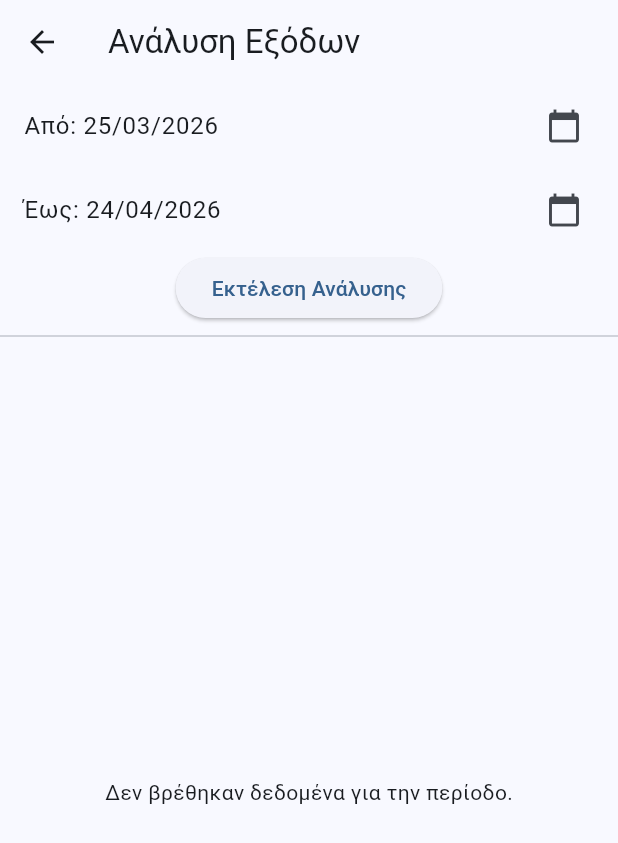
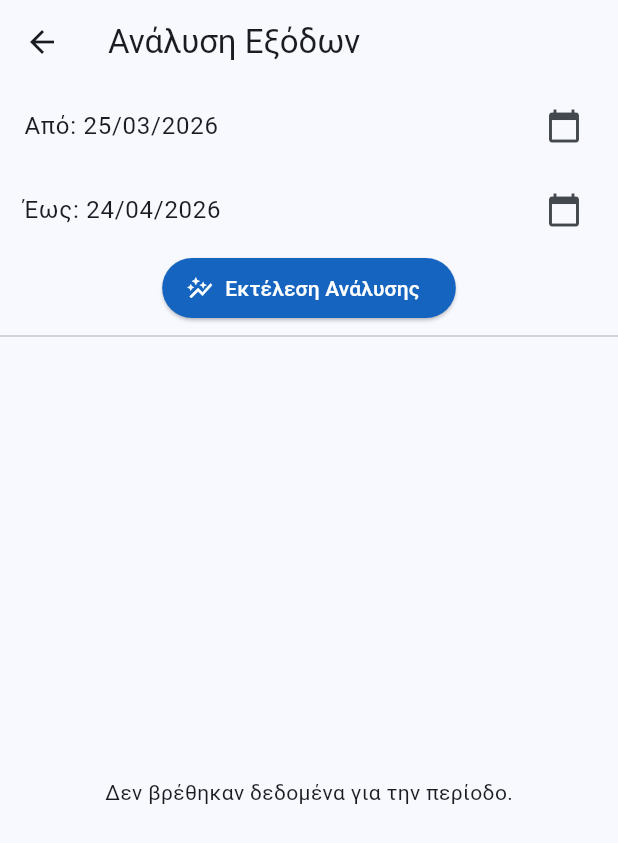
Before and after one commit to Dimitris-Chouliaras/expenses_manager_app, a Flutter app: the AnalysisScreen screen opened directly, on a phone screen of 412 x 824 dp. Shown: the top 843 px of the screen. Run offline on Flutter 3.47's test engine with Material 3 defaults, Android fonts, the light colour scheme and no system bars; our stand-ins replace geolocator, sqflite, sqflite_common_ffi; accounts and stored records are empty.

Commit message:
small tweeks

```diff
--- a/lib/database/database_helper.dart
+++ b/lib/database/database_helper.dart
@@ -258,7 +258,7 @@ class DatabaseHelper {
 }
 
 /*
-  Είναι η καρδιά των δεδομένων της εφαρμογής σου. Ο ρόλος του είναι:
+  Είναι η καρδιά των δεδομένων της εφαρμογής μας. Ο ρόλος του είναι:
   α) Διαχείριση της SQLite: Δημιουργεί το αρχείο της βάσης, ορίζει τους πίνακες (categories, expenses) και φροντίζει για την ασφαλή σύνδεση (Singleton)
   β) Migration: Επιτρέπει την αναβάθμιση της εφαρμογής (π.χ. προσθήκη νέων στηλών) χωρίς να χάνονται τα δεδομένα του χρήστη.
   γ) CRUD Λειτουργίες: Περιέχει όλη τη λογική για την αποθήκευση, ανάκτηση, επεξεργασία και διαγραφή δεδομένων.
--- a/lib/models/category.dart
+++ b/lib/models/category.dart
@@ -14,7 +14,7 @@ class Category {
     this.position = 0, // Προεπιλεγμένη τιμή στον constructor
   });
 
-  // Factory Constructor fromMap: Δημιουργεί ένα αντικείμενο Category από ένα Map (Μετατρέπει τα δεδομένα από τη βάση πίσω σε αντικείμενο Dart).
+  // Μέθοδος fromMap: Μετατρέπει τα δεδομένα από τη βάση πίσω σε αντικείμενο Dart.
   // Η SQLite επιστρέφει τα δεδομένα σε μορφή Map (σαν λεξικό). Αυτή η μέθοδος ανακτά τα δεδομένα από το Map της βάσης και δημιουργεί ένα αντικείμενο Category.
   factory Category.fromMap(Map<String, dynamic> map) {
     return Category(
--- a/lib/screens/analysis_screen.dart
+++ b/lib/screens/analysis_screen.dart
@@ -83,9 +83,13 @@ class _AnalysisScreenState extends State<AnalysisScreen> {
             trailing: const Icon(Icons.calendar_today),
             onTap: () => _selectDate(context, false),
           ),
-          ElevatedButton( // Κουμπί ανάλυσης
+          ElevatedButton.icon( // Κουμπί υποβολής της φόρμας.
             onPressed: _runAnalysis,
-            child: const Text('Εκτέλεση Ανάλυσης'),
+            icon: const Icon(Icons.auto_graph),
+            label: const Text('Εκτέλεση Ανάλυσης'),
+            style: ElevatedButton.styleFrom(
+                backgroundColor: Colors.blue.shade800, // Χρώμα κουμπιού.
+                foregroundColor: Colors.white), // Χρώμα κειμένου.
           ),
           const Divider(),
 
@@ -93,9 +97,9 @@ class _AnalysisScreenState extends State<AnalysisScreen> {
           if (_grandTotal > 0)
             Card(
               color: Colors.blue.shade50,
-              margin: const EdgeInsets.all(16),
+              margin: const EdgeInsets.all(12),
               child: Padding(
-                padding: const EdgeInsets.all(16),
+                padding: const EdgeInsets.all(10),
                 child: Row(
                   mainAxisAlignment: MainAxisAlignment.spaceBetween,
                   children: [
--- a/lib/screens/expenses_list_screen.dart
+++ b/lib/screens/expenses_list_screen.dart
@@ -87,7 +87,7 @@ class _ExpensesListScreenState extends State<ExpensesListScreen> {
                       children: [
                         // Κουμπί Πληροφοριών: Εμφανίζει dialog με τις σημειώσεις και τις συντεταγμένες GPS.
                         IconButton(
-                          icon: const Icon(Icons.info_outline, color: Colors.blueAccent), // Άλλαξα το εικονίδιο σε info
+                          icon: const Icon(Icons.info_outline, color: Colors.grey), // Άλλαξα το εικονίδιο σε info
                           onPressed: () {
                             showDialog(
                               context: context,
@@ -149,7 +149,7 @@ class _ExpensesListScreenState extends State<ExpensesListScreen> {
                         ),
                         // Κουμπί Επεξεργασίας: Στέλνει τον χρήστη πίσω στη φόρμα καταγραφής με τα δεδομένα του εξόδου.
                         IconButton(
-                          icon: const Icon(Icons.edit, color: Colors.orange),
+                          icon: const Icon(Icons.edit, color: Colors.blue),
                           onPressed: () async {
                             await Navigator.push(
                               context,
@@ -162,7 +162,7 @@ class _ExpensesListScreenState extends State<ExpensesListScreen> {
                         ),
                         // Κουμπί διαγραφής: Αφαιρεί οριστικά το έξοδο από τη βάση δεδομένων.
                         IconButton(
-                          icon: const Icon(Icons.delete, color: Colors.grey),
+                          icon: const Icon(Icons.delete, color: Colors.red),
                           onPressed: () async {
                             await DatabaseHelper.instance.deleteExpense(expense.id!);
                             _refreshExpenses(); // Αφαίρεση από τη λίστα στο UI.
```
Also changed, not shown: lib/screens/add_category_screen.dart (+4 -4 lines), lib/screens/add_expense_screen.dart (+6 -5 lines), lib/screens/category_list_screen.dart (+12 -1 lines).
